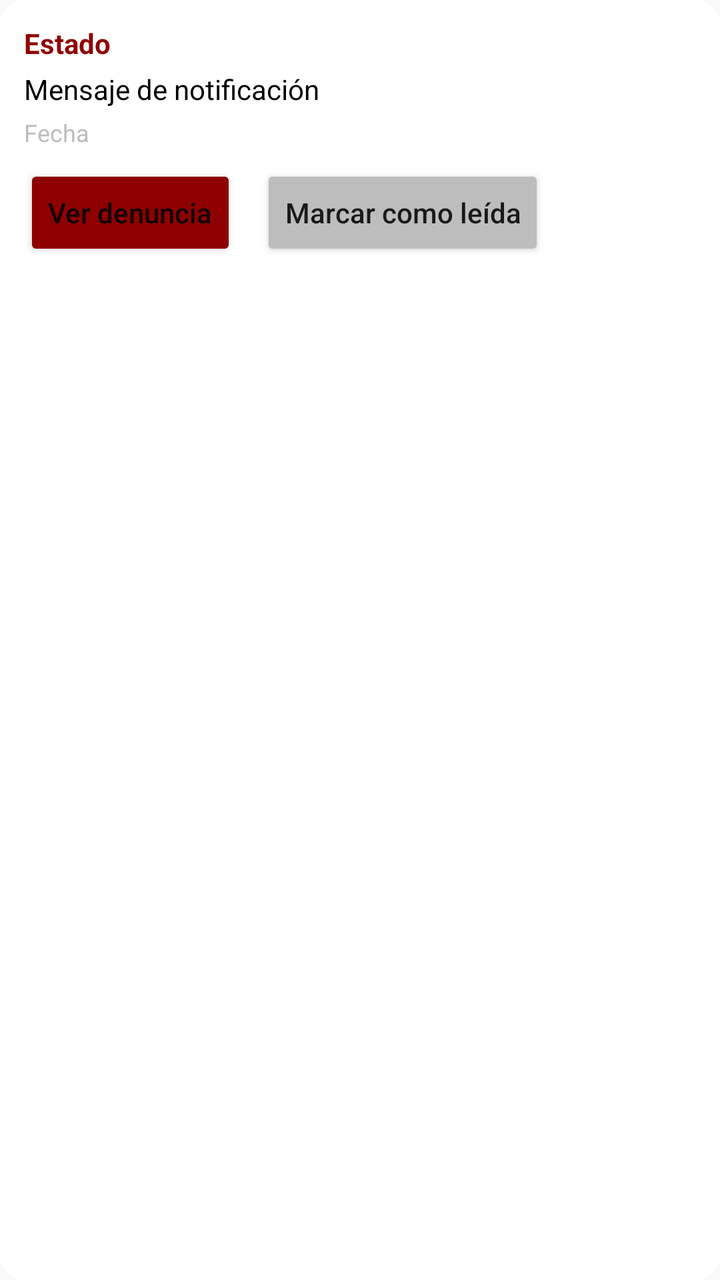
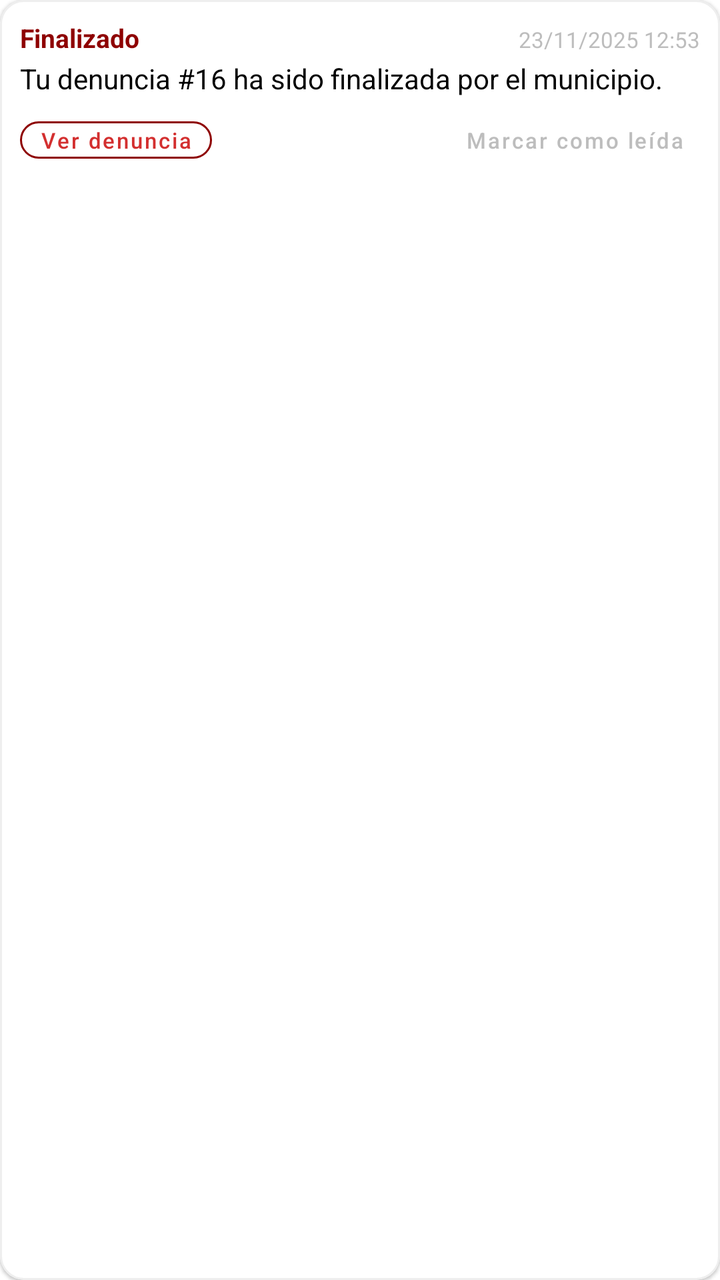

The first picture is an Android layout as it rendered before a commit; the second is the same layout after the commit. The layout source and the unified diff follow.
<!-- AndroidManifest.xml: application theme Theme.TuBarrioLimpioApp -->
<!-- res/layout/item_notificacion.xml -->
<?xml version="1.0" encoding="utf-8"?>
<LinearLayout xmlns:android="http://schemas.android.com/apk/res/android"
    android:orientation="vertical"
    android:padding="12dp"
    android:layout_width="match_parent"
    android:layout_height="wrap_content"
    android:background="@drawable/bg_card">

    <TextView
        android:id="@+id/txtEstado"
        android:text="Estado"
        android:textStyle="bold"
        android:textColor="@color/dark_red"
        android:layout_width="wrap_content"
        android:layout_height="wrap_content"/>

    <TextView
        android:id="@+id/txtMensaje"
        android:text="Mensaje de notificación"
        android:layout_marginTop="4dp"
        android:textColor="@color/black"
        android:layout_width="wrap_content"
        android:layout_height="wrap_content"/>

    <TextView
        android:id="@+id/txtFecha"
        android:text="Fecha"
        android:textSize="12sp"
        android:textColor="@color/gray"
        android:layout_marginTop="4dp"
        android:layout_width="wrap_content"
        android:layout_height="wrap_content"/>

    <LinearLayout
        android:orientation="horizontal"
        android:layout_marginTop="8dp"
        android:layout_width="wrap_content"
        android:layout_height="wrap_content">

        <Button
            android:id="@+id/btnVerDenuncia"
            android:text="Ver denuncia"
            android:textAllCaps="false"
            android:backgroundTint="@color/dark_red"
            android:layout_width="wrap_content"
            android:layout_height="wrap_content" />

        <Button
            android:id="@+id/btnMarcarLeida"
            android:text="Marcar como leída"
            android:textAllCaps="false"
            android:layout_marginLeft="12dp"
            android:backgroundTint="@color/gray"
            android:layout_width="wrap_content"
            android:layout_height="wrap_content" />
    </LinearLayout>

</LinearLayout>
<!-- resources referenced by this layout -->
<resources>
  <color name="black">#FF000000</color>
  <color name="dark_red">#8E0000</color>
  <color name="gray">#BDBDBD</color>
  <!-- drawable bg_card (drawable) -->
  <?xml version="1.0" encoding="utf-8"?>
  <shape xmlns:android="http://schemas.android.com/apk/res/android">
      <solid android:color="#FFFFFF"/>
      <corners android:radius="12dp"/>
      <padding android:left="8dp" android:top="8dp" android:right="8dp" android:bottom="8dp"/>
  </shape>
  <style name="Theme.TuBarrioLimpioApp" parent="Theme.AppCompat.Light.NoActionBar" />
</resources>

<!-- the commit's change to res/layout/item_notificacion.xml (unified diff, before → after) -->
@@ -1,58 +1,104 @@
 <?xml version="1.0" encoding="utf-8"?>
-<LinearLayout xmlns:android="http://schemas.android.com/apk/res/android"
-    android:orientation="vertical"
-    android:padding="12dp"
+<com.google.android.material.card.MaterialCardView xmlns:android="http://schemas.android.com/apk/res/android"
+    xmlns:app="http://schemas.android.com/apk/res-auto"
+    xmlns:tools="http://schemas.android.com/tools"
     android:layout_width="match_parent"
     android:layout_height="wrap_content"
-    android:background="@drawable/bg_card">
+    android:layout_marginHorizontal="12dp"
+    android:layout_marginVertical="4dp"
+    app:cardCornerRadius="12dp"
+    app:cardElevation="1dp"
+    app:strokeColor="#EEEEEE"
+    app:strokeWidth="1dp">
 
-    <TextView
-        android:id="@+id/txtEstado"
-        android:text="Estado"
-        android:textStyle="bold"
-        android:textColor="@color/dark_red"
-        android:layout_width="wrap_content"
-        android:layout_height="wrap_content"/>
+    <androidx.constraintlayout.widget.ConstraintLayout
+        android:layout_width="match_parent"
+        android:layout_height="wrap_content"
+        android:padding="10dp">
 
-    <TextView
-        android:id="@+id/txtMensaje"
-        android:text="Mensaje de notificación"
-        android:layout_marginTop="4dp"
-        android:textColor="@color/black"
-        android:layout_width="wrap_content"
-        android:layout_height="wrap_content"/>
+        
+        <TextView
+            android:id="@+id/txtEstado"
+            android:layout_width="0dp"
+            android:layout_height="wrap_content"
+            android:text="Finalizado"
+            android:textStyle="bold"
+            android:textColor="@color/dark_red"
+            android:textSize="13sp"
+            app:layout_constraintStart_toStartOf="parent"
+            app:layout_constraintEnd_toStartOf="@id/txtFecha"
+            app:layout_constraintTop_toTopOf="parent"
+            app:layout_constrainedWidth="true" />
 
-    <TextView
-        android:id="@+id/txtFecha"
-        android:text="Fecha"
-        android:textSize="12sp"
-        android:textColor="@color/gray"
-        android:layout_marginTop="4dp"
-        android:layout_width="wrap_content"
-        android:layout_height="wrap_content"/>
+        
+        <TextView
+            android:id="@+id/txtFecha"
+            android:layout_width="wrap_content"
+            android:layout_height="wrap_content"
+            android:text="23/11/2025 12:53"
+            android:textColor="@color/gray"
+            android:textSize="11sp"
+            app:layout_constraintEnd_toEndOf="parent"
+            app:layout_constraintBaseline_toBaselineOf="@id/txtEstado" />
 
-    <LinearLayout
-        android:orientation="horizontal"
-        android:layout_marginTop="8dp"
-        android:layout_width="wrap_content"
-        android:layout_height="wrap_content">
+        
+        <TextView
+            android:id="@+id/txtMensaje"
+            android:layout_width="0dp"
+            android:layout_height="wrap_content"
+            android:layout_marginTop="2dp"
+            android:text="Tu denuncia #16 ha sido finalizada por el municipio."
+            android:textColor="@color/black"
+            android:textSize="14sp"
+            android:maxLines="2"
+            android:ellipsize="end"
+            app:layout_constraintStart_toStartOf="parent"
+            app:layout_constraintEnd_toEndOf="parent"
+            app:layout_constraintTop_toBottomOf="@id/txtEstado"
+            app:layout_constrainedWidth="true" />
 
-        <Button
+        
+        <com.google.android.material.button.MaterialButton
             android:id="@+id/btnVerDenuncia"
+            style="@style/Widget.MaterialComponents.Button.OutlinedButton"
+            android:layout_width="wrap_content"
+            android:layout_height="wrap_content"
+            android:layout_marginTop="6dp"
             android:text="Ver denuncia"
             android:textAllCaps="false"
-            android:backgroundTint="@color/dark_red"
+            android:textSize="11sp"
+            android:paddingHorizontal="10dp"
+            android:paddingVertical="2dp"
+            android:minWidth="0dp"
+            android:minHeight="0dp"
+            app:cornerRadius="999dp"
+            app:strokeWidth="1dp"
+            app:strokeColor="@color/dark_red"
+            app:iconPadding="0dp"
+            app:layout_constraintStart_toStartOf="parent"
+            app:layout_constraintTop_toBottomOf="@id/txtMensaje"
+            app:layout_constraintBottom_toBottomOf="parent" />
+
+        
+        <com.google.android.material.button.MaterialButton
+            android:id="@+id/btnMarcarLeida"
+            style="@style/Widget.MaterialComponents.Button.TextButton"
             android:layout_width="wrap_content"
-            android:layout_height="wrap_content" />
-
-        <Button
-            android:id="@+id/btnMarcarLeida"
+            android:layout_height="wrap_content"
+            android:layout_marginTop="6dp"
             android:text="Marcar como leída"
             android:textAllCaps="false"
-            android:layout_marginLeft="12dp"
-            android:backgroundTint="@color/gray"
-            android:layout_width="wrap_content"
-            android:layout_height="wrap_content" />
-    </LinearLayout>
+            android:textSize="11sp"
+            android:textColor="@color/gray"
+            android:minWidth="0dp"
+            android:minHeight="0dp"
+            android:paddingHorizontal="8dp"
+            android:paddingVertical="2dp"
+            app:iconPadding="0dp"
+            app:layout_constraintEnd_toEndOf="parent"
+            app:layout_constraintTop_toBottomOf="@id/txtMensaje"
+            app:layout_constraintBottom_toBottomOf="parent" />
 
-</LinearLayout>
+    </androidx.constraintlayout.widget.ConstraintLayout>
+
+</com.google.android.material.card.MaterialCardView>
<!-- resource entries referenced after the edit -->
@@ -3,13 +3,38 @@
   <color name="black">#FF000000</color>
   <color name="dark_red">#8E0000</color>
   <color name="gray">#BDBDBD</color>
-  <!-- drawable bg_card (drawable) -->
-  <?xml version="1.0" encoding="utf-8"?>
-  <shape xmlns:android="http://schemas.android.com/apk/res/android">
-      <solid android:color="#FFFFFF"/>
-      <corners android:radius="12dp"/>
-      <padding android:left="8dp" android:top="8dp" android:right="8dp" android:bottom="8dp"/>
-  </shape>
-  <style name="Theme.TuBarrioLimpioApp" parent="Theme.AppCompat.Light.NoActionBar" />
+  <style name="Theme.TuBarrioLimpioApp" parent="Theme.MaterialComponents.Light.NoActionBar">
+  
+          
+          <item name="colorPrimary">@color/red</item>
+          <item name="colorPrimaryVariant">@color/dark_red</item>
+          <item name="colorOnPrimary">@color/white</item>
+  
+          <item name="colorSecondary">@color/teal_700</item>
+          <item name="colorSecondaryVariant">@color/teal_200</item>
+          <item name="colorOnSecondary">@color/white</item>
+  
+          
+          <item name="android:windowBackground">@color/white</item>
+          <item name="colorSurface">@color/white</item>
+          
+          <item name="android:colorBackground">@color/white</item>
+  
+          
+          <item name="android:forceDarkAllowed">false</item>
+  
+          
+          <item name="android:textColorPrimary">@color/black</item>
+          <item name="android:textColorSecondary">@color/gray</item>
+  
+          
+          <item name="android:statusBarColor">@color/dark_red</item>
+          <item name="android:navigationBarColor">@color/black</item>
+  
+      </style>
+  <color name="red">#D32F2F</color>
+  <color name="white">#FFFFFFFF</color>
+  <color name="teal_700">#FF018786</color>
+  <color name="teal_200">#FF03DAC5</color>
 </resources>
 
